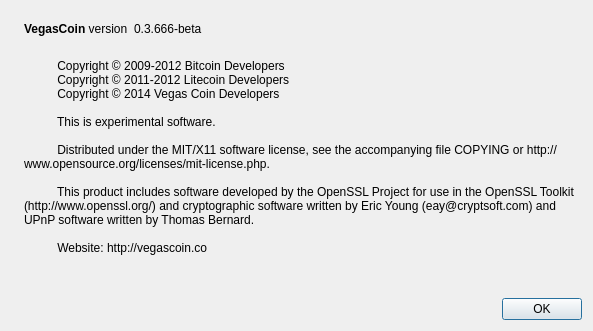
Qt form src/qt/forms/aboutdialog.ui (VegasCoin/vegascoin) before a commit.
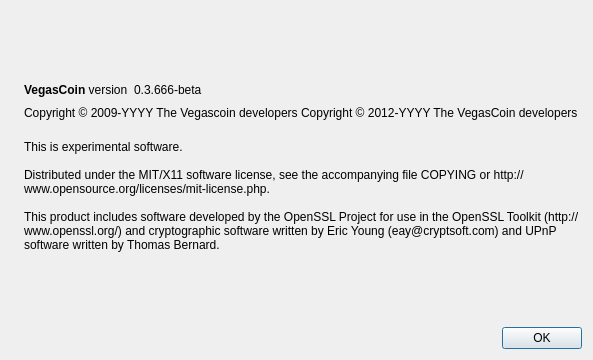
The same form after that commit. Icons and pictures are not drawn.

Commit message: Major upgrade 2.0.1.1, now based upon latest franko coin wallet, added Kimoto Gravity Well, fixed various bugs, updated manuals, added checkpoints

Patch:
```diff
--- a/src/qt/forms/aboutdialog.ui
+++ b/src/qt/forms/aboutdialog.ui
@@ -7,7 +7,7 @@
     <x>0</x>
     <y>0</y>
     <width>593</width>
-    <height>331</height>
+    <height>360</height>
    </rect>
   </property>
   <property name="windowTitle">
@@ -65,9 +65,6 @@
          <property name="text">
           <string notr="true">0.3.666-beta</string>
          </property>
-         <property name="textFormat">
-          <enum>Qt::RichText</enum>
-         </property>
          <property name="textInteractionFlags">
           <set>Qt::LinksAccessibleByMouse|Qt::TextSelectableByKeyboard|Qt::TextSelectableByMouse</set>
          </property>
@@ -88,6 +85,23 @@
        </item>
       </layout>
      </item>
+     <item>
+      <widget class="QLabel" name="copyrightLabel">
+       <property name="cursor">
+        <cursorShape>IBeamCursor</cursorShape>
+       </property>
+       <property name="text">
+        <string notr="true">Copyright &amp;copy; 2009-YYYY The Vegascoin developers
+Copyright &amp;copy; 2012-YYYY The VegasCoin developers</string>
+       </property>
+       <property name="textFormat">
+        <enum>Qt::RichText</enum>
+       </property>
+       <property name="textInteractionFlags">
+        <set>Qt::LinksAccessibleByMouse|Qt::TextSelectableByKeyboard|Qt::TextSelectableByMouse</set>
+       </property>
+      </widget>
+     </item>
      <item>
       <widget class="QLabel" name="label_2">
        <property name="cursor">
@@ -95,19 +109,11 @@
        </property>
        <property name="text">
         <string>
-          Copyright © 2009-2012 Bitcoin Developers
-          Copyright © 2011-2012 Litecoin Developers
-          Copyright © 2014 Vegas Coin Developers
+This is experimental software.
 
-          This is experimental software.
+Distributed under the MIT/X11 software license, see the accompanying file COPYING or http://www.opensource.org/licenses/mit-license.php.
 
-          Distributed under the MIT/X11 software license, see the accompanying file COPYING or http://www.opensource.org/licenses/mit-license.php.
-
-          This product includes software developed by the OpenSSL Project for use in the OpenSSL Toolkit (http://www.openssl.org/) and cryptographic software written by Eric Young (eay@cryptsoft.com) and UPnP software written by Thomas Bernard.
-
-          Website: http://vegascoin.co
-           
-        </string>
+This product includes software developed by the OpenSSL Project for use in the OpenSSL Toolkit (http://www.openssl.org/) and cryptographic software written by Eric Young (eay@cryptsoft.com) and UPnP software written by Thomas Bernard.</string>
        </property>
        <property name="wordWrap">
         <bool>true</bool>
```
Left out of the diff: 4 changed lines with no effect on the pictures. The commit also changes 603 other files.
